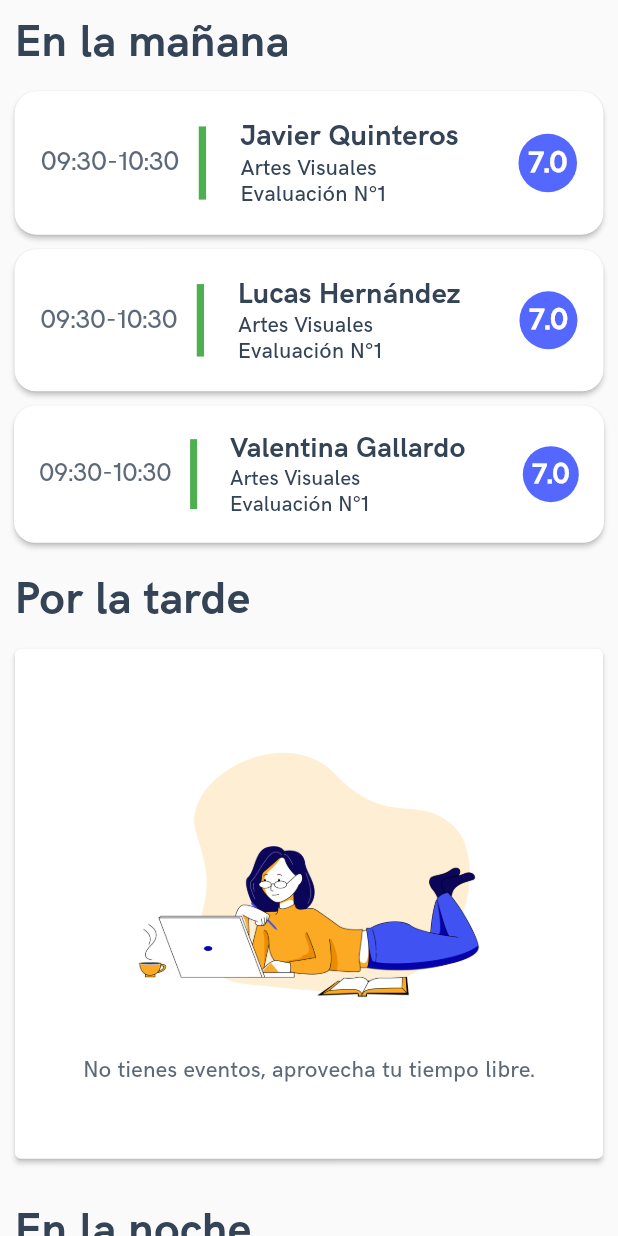
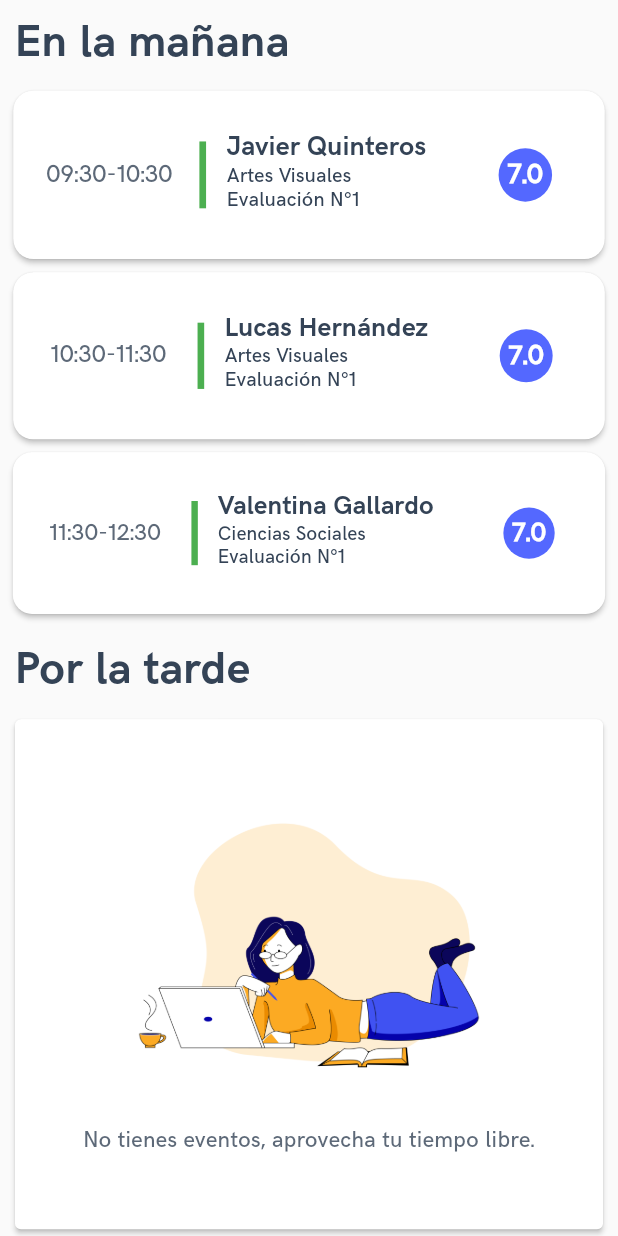
Before and after one commit to jiaas/EntiendoApp, a Flutter app: the ActivityList widget shown alone on an empty page, opened directly, on a phone screen of 412 x 824 dp. Run offline on Flutter 3.47's test engine with Material 2 defaults, Android fonts, the phone set to English and light mode, and no system bars; our stand-ins replace date_picker_timeline.

Commit message:
From nothing to responsive, step 1, I'm failing.

```diff
--- a/lib/Event/ui/widgets/activity_card_widget.dart
+++ b/lib/Event/ui/widgets/activity_card_widget.dart
@@ -22,24 +22,32 @@ class ActivityCard extends StatefulWidget {
 class _ActivityCardState extends State<ActivityCard> {
   @override
   Widget build(BuildContext context) {
+    final _mediaQueryData = MediaQuery.of(context);
+    final screenWidth = _mediaQueryData.size.width;
+    final screenHeight = _mediaQueryData.size.height;
+
     return FittedBox(
       child: Card(
         shape:
             RoundedRectangleBorder(borderRadius: BorderRadius.circular(15.0)),
         elevation: 1.5,
         margin: EdgeInsets.symmetric(horizontal: 10, vertical: 5),
+        child: Container(
+          margin: EdgeInsets.symmetric(vertical: 20),
           child: Padding(
             padding: const EdgeInsets.all(10.0),
             child: Row(
-            mainAxisAlignment: MainAxisAlignment.start,
+              crossAxisAlignment: CrossAxisAlignment.center,
+              mainAxisAlignment: MainAxisAlignment.center,
               children: <Widget>[
-              Padding(
-                padding: const EdgeInsets.all(8.0),
-                child: Container(
-                  margin: EdgeInsets.symmetric(
-                    vertical: 20,
-                  ),
-                  child: Text(
+                ConstrainedBox(
+                  constraints: BoxConstraints(
+                      minHeight: screenHeight * 0.08,
+                      minWidth: screenWidth * 0.3),
+                  child: Column(
+                    mainAxisAlignment: MainAxisAlignment.center,
+                    children: <Widget>[
+                      Text(
                         widget.activityTime,
                         style: TextStyle(
                           fontFamily: "HKGrotesk-Medium",
@@ -47,13 +55,15 @@ class _ActivityCardState extends State<ActivityCard> {
                           color: Color(0xFF344356).withOpacity(0.8),
                         ),
                       ),
+                    ],
                   ),
                 ),
                 ActivityDivider(widget.activityStatus),
-              Padding(
-                padding: const EdgeInsets.all(8.0),
+                ConstrainedBox(
+                  constraints: BoxConstraints(
+                      minHeight: screenHeight * 0.08,
+                      minWidth: screenWidth * 0.3),
                   child: Column(
-                  mainAxisAlignment: MainAxisAlignment.start,
                     crossAxisAlignment: CrossAxisAlignment.start,
                     children: <Widget>[
                       Container(
@@ -94,11 +104,12 @@ class _ActivityCardState extends State<ActivityCard> {
                     ],
                   ),
                 ),
-              Padding(
-                padding: const EdgeInsets.all(8.0),
+                ConstrainedBox(
+                  constraints: BoxConstraints(
+                      minHeight: screenHeight * 0.08,
+                      minWidth: screenWidth * 0.3),
                   child: Column(
-                  mainAxisAlignment: MainAxisAlignment.start,
-                  crossAxisAlignment: CrossAxisAlignment.start,
+                    mainAxisAlignment: MainAxisAlignment.center,
                     children: <Widget>[
                       Container(
                         margin: EdgeInsets.only(left: 25),
@@ -117,6 +128,7 @@ class _ActivityCardState extends State<ActivityCard> {
                   ),
                 ),
               ],
+            ),
           ),
         ),
       ),
--- a/lib/Event/ui/widgets/activity_list_widget.dart
+++ b/lib/Event/ui/widgets/activity_list_widget.dart
@@ -34,15 +34,15 @@ class ActivityList extends StatelessWidget {
           ),
           ActivityCard(
             "completed",
-            "09:30-10:30",
+            "10:30-11:30",
             "Artes Visuales",
             "Evaluación N°1",
             "Lucas Hernández",
           ),
           ActivityCard(
             "completed",
-            "09:30-10:30",
-            "Artes Visuales",
+            "11:30-12:30",
+            "Ciencias Sociales",
             "Evaluación N°1",
             "Valentina Gallardo",
           ),
--- a/lib/Event/ui/widgets/calendar_widget.dart
+++ b/lib/Event/ui/widgets/calendar_widget.dart
@@ -19,14 +19,13 @@ class _CalendarTimelineState extends State<CalendarTimeline> {
       child: Column(
         children: <Widget>[
           Center(
-            child: FittedBox(
             child: Container(
               width: 360,
               height: 100,
               child: Column(
                 children: <Widget>[
                   Text(
-                      "Hoy es Martes 26",
+                    "Hoy es Viernes 22",
                     textAlign: TextAlign.center,
                     style: TextStyle(
                       fontFamily: "HKGrotesk-Bold",
@@ -39,7 +38,7 @@ class _CalendarTimelineState extends State<CalendarTimeline> {
                     height: 10,
                   ),
                   Text(
-                      "A Mayo le quedan 5 días, pero tu solo enfocate en ser feliz el día de hoy.",
+                    "A Mayo le quedan 9 días, pero tu solo enfocate en ser feliz el día de hoy.",
                     textAlign: TextAlign.center,
                     style: TextStyle(
                       fontFamily: "HKGrotesk-Medium",
@@ -48,7 +47,6 @@ class _CalendarTimelineState extends State<CalendarTimeline> {
                     ),
                   ),
                 ],
-                ),
               ),
             ),
           ),
```
Lines whose indentation alone changed are shown as unchanged.
